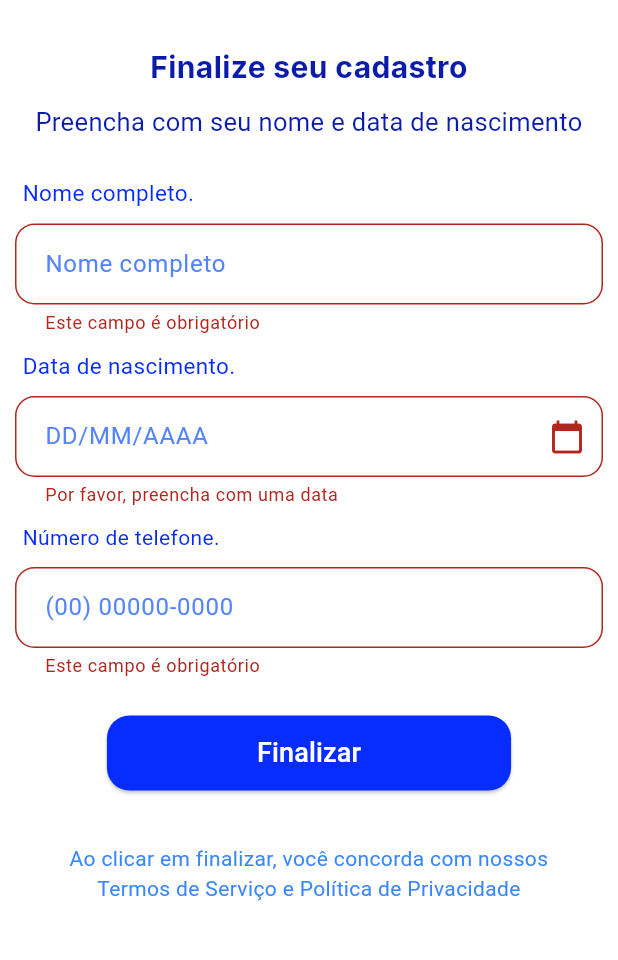
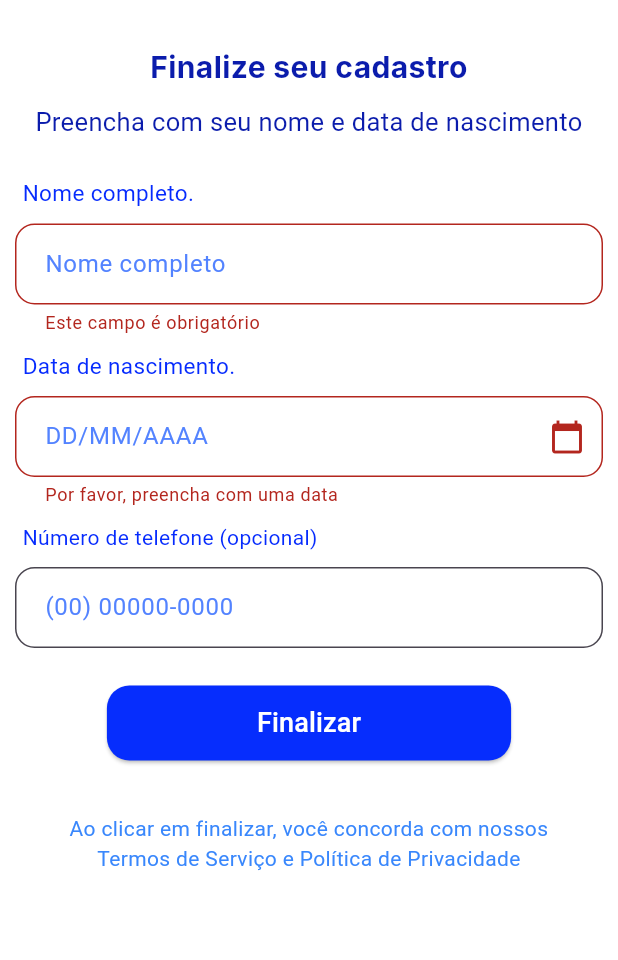
Before and after one commit to EduardoSA8006/E-Post, a Flutter app: the TelaSignup2 screen opened directly, after a tap on "Finalizar", on a phone screen of 412 x 824 dp, the part 225-1185 px from its top. Run offline on Flutter 3.47's test engine with Material 3 defaults, Android fonts, the phone set to English and light mode, and no system bars; our stand-ins replace flutter_masked_text2, google_fonts.

Commit message:
Pequenas alterações

```diff
--- a/devel/e_post/lib/screens/telaSignUp2.dart
+++ b/devel/e_post/lib/screens/telaSignUp2.dart
@@ -101,7 +101,6 @@ class _TelaSignup2State extends State<TelaSignup2> {
                       child: Column(
                         children: [
                           TextFormField(
-                            readOnly: true,
                             validator: (value) {
                               if (value == null || value.isEmpty) {
                                 return 'Este campo é obrigatório';
@@ -141,7 +140,6 @@ class _TelaSignup2State extends State<TelaSignup2> {
                           const SizedBox(height: 10),
                           TextFormField(
                             controller: dateInputController,
-                            readOnly: true,
                             decoration: InputDecoration(
                               border: OutlineInputBorder(
                                   borderRadius: BorderRadius.circular(13)),
@@ -172,7 +170,7 @@ class _TelaSignup2State extends State<TelaSignup2> {
                             child: Padding(
                               padding: EdgeInsets.only(left: 5),
                               child: Text(
-                                "Número de telefone.",
+                                "Número de telefone (opcional)",
                                 style: TextStyle(
                                     color: Color.fromARGB(255, 6, 43, 253)),
                               ),
@@ -180,13 +178,6 @@ class _TelaSignup2State extends State<TelaSignup2> {
                           ),
                           const SizedBox(height: 10),
                           TextFormField(
-                            readOnly: true,
-                            validator: (value) {
-                              if (value == null || value.isEmpty) {
-                                return 'Este campo é obrigatório';
-                              }
-                              return null;
-                            },
                             controller: phoneController,
                             keyboardType: TextInputType.number,
                             decoration: InputDecoration(
```
